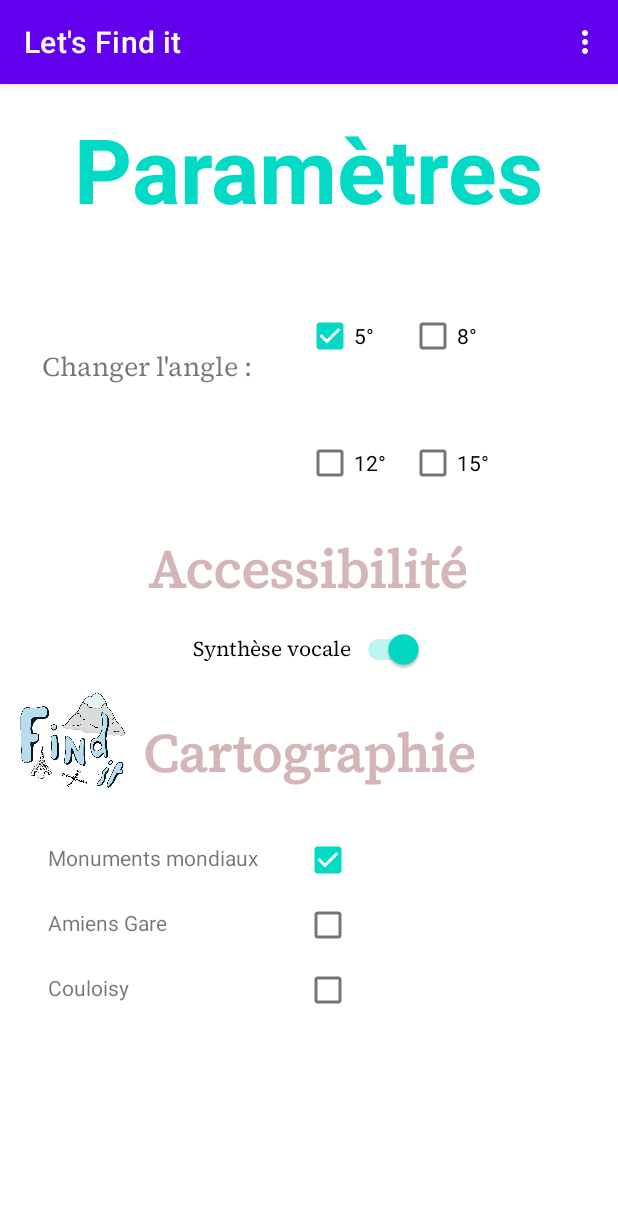
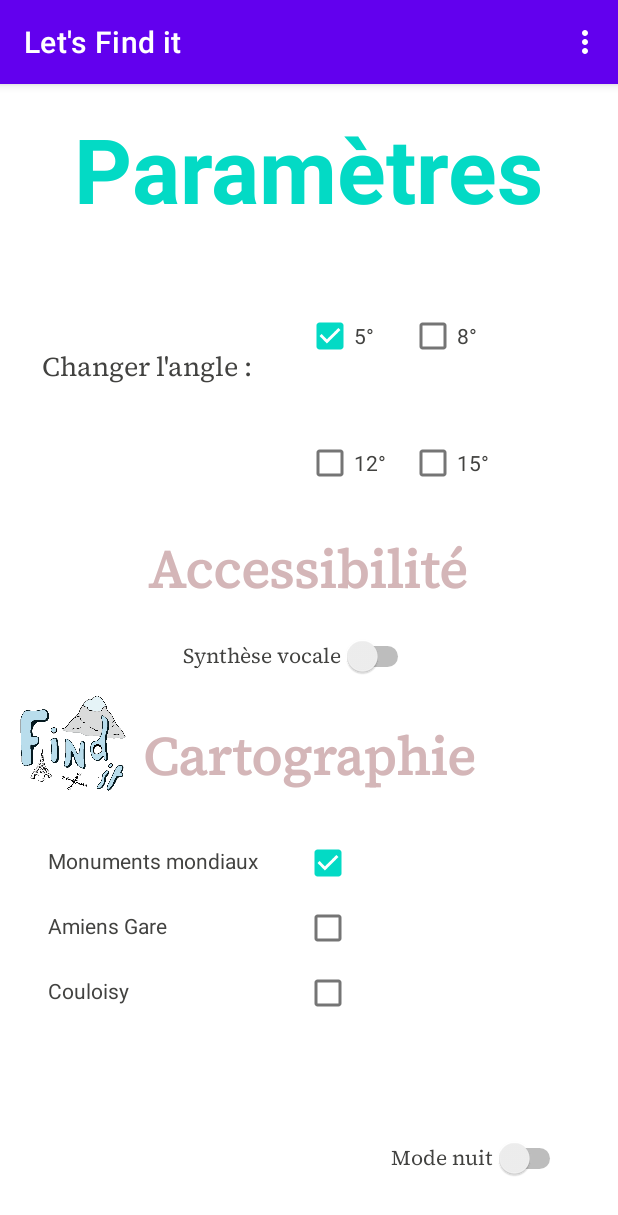
Before and after one commit to Teksonisme/projetS6-app, an Android app: the screen it shows after launch (MenuActivity), in the options menu, after a tap on "Paramètres", on a phone screen of 412 x 824 dp. Shown: the top 1215 px of the screen. Run offline under Robolectric (Android 15) with nearby library versions, the phone set to English and light mode, and no system bars.

Commit message:
Added dark theme and debugged some things

```diff
--- a/app/src/main/java/com/example/orientation_app/Boussole.java
+++ b/app/src/main/java/com/example/orientation_app/Boussole.java
@@ -32,7 +32,6 @@ public class Boussole implements SensorEventListener {
         this.mSensorManager = sensorM;
         this.boussoleView = boussoleView;
         this.angleToNorth = angleToNorth;
-
         start();
     }
 
@@ -88,4 +87,8 @@ public class Boussole implements SensorEventListener {
     public void onAccuracyChanged(Sensor sensor, int accuracy) {
 
     }
+
+    public void changeImage(int imageId){
+        boussoleView.setImageResource(imageId);
+    }
 }
--- a/app/src/main/java/com/example/orientation_app/Config.java
+++ b/app/src/main/java/com/example/orientation_app/Config.java
@@ -2,9 +2,12 @@ package com.example.orientation_app;
 
 public class Config {
 
-    public static boolean isSyntheseActivated = true;
+    public static boolean isSyntheseActivated = false,isIsDarkTheme = false;
     public static double DEFAULT_RESEARCH_ANGLE = 5.;
     public static int REFRESH_MS_CHECK_THREAD = 80;
 
     public static CSVEnum CURRENT_MAP_ID = CSVEnum.MONUMENTS_MONDIAUX;
+
+
+
 }
--- a/app/src/main/java/com/example/orientation_app/MainActivity.java
+++ b/app/src/main/java/com/example/orientation_app/MainActivity.java
@@ -1,6 +1,10 @@
 package com.example.orientation_app;
 
 import android.content.Intent;
+import android.graphics.Canvas;
+import android.graphics.Color;
+import android.graphics.ColorFilter;
+import android.graphics.drawable.Drawable;
 import android.hardware.SensorManager;
 import android.os.Build;
 import android.os.Bundle;
@@ -13,6 +17,8 @@ import android.widget.Button;
 import android.widget.ImageView;
 import android.widget.TextView;
 
+import androidx.annotation.NonNull;
+import androidx.annotation.Nullable;
 import androidx.annotation.RequiresApi;
 import androidx.appcompat.app.AppCompatActivity;
 
@@ -21,18 +27,18 @@ import java.util.List;
 
 public class MainActivity extends AppCompatActivity {
 
-    private ImageView boussoleView;
-    private TextView angleNorth, latitudeHere, longitudeHere, distance, nomInterest, localisationText;
-    private Button updateButton,syntheseButton;
+    private ImageView boussoleView, logo;
+    private TextView angleNorth, latitudeHere, longitudeHere, distance, nomInterest, localisationText,syntheseVocaleText;
+    private Button updateButton, syntheseButton;
 
-
+    public ImageView background;
 
     private ManagerApp manager;
     private Boussole boussole;
 
     private final List<TextView> listTextViews = new ArrayList<>();
 
-    private int requestCode=1;
+    private int requestCode = 1;
 
     @RequiresApi(api = Build.VERSION_CODES.KITKAT)
     @Override
@@ -50,7 +56,6 @@ public class MainActivity extends AppCompatActivity {
         Tracker gpsTracker = new Tracker(this, localisationText);
 
         manager = new ManagerApp(this, boussole, gpsTracker, listTextViews);
-
 
         start();
 
@@ -94,6 +99,8 @@ public class MainActivity extends AppCompatActivity {
     public void onDestroy() {
         super.onDestroy();
         manager.cleanup();
+        boussole.pause();
+
     }
 
     @Override
@@ -108,20 +115,24 @@ public class MainActivity extends AppCompatActivity {
 
     //Change the activity to Param Intent
     public void goToParam() {
-        startActivityForResult(new Intent(MainActivity.this, MenuActivity.class),requestCode);
+        startActivityForResult(new Intent(MainActivity.this, MenuActivity.class), requestCode);
     }
 
     @Override
     protected void onActivityResult(int requestCode, int resultCode, Intent data) {
         super.onActivityResult(requestCode, resultCode, data);
-        if(manager.getLastMapUsed() == data.getExtras().get("MAP_ID") && manager.getLastMapUsed() == data.getExtras().get("ANGLE")){
-            Log.d("Intent comeback","Angle and map unchanged");
-        }
-        else{
-            Log.d("Intent comeback","New Angle"+Config.DEFAULT_RESEARCH_ANGLE+" and map "+Config.CURRENT_MAP_ID.name());
+        if (manager.getLastMapUsed() == data.getExtras().get("MAP_ID") && manager.getLastMapUsed() == data.getExtras().get("ANGLE")) {
+            Log.d("Intent comeback", "Angle and map unchanged");
+        } else {
+            Log.d("Intent comeback", "New Angle" + Config.DEFAULT_RESEARCH_ANGLE + " and map " + Config.CURRENT_MAP_ID.name());
             manager.start();
         }
+        if (Config.isSyntheseActivated) syntheseVocaleText.setText("La synthèse vocale est activée");
+        else syntheseVocaleText.setText("La synthèse vocale est désactivée");
+
+            changeTheme(listTextViews);
     }
+
     public void setUpViews() {
         //boussole related
         boussoleView = findViewById(R.id.boussoleView);
@@ -137,7 +148,46 @@ public class MainActivity extends AppCompatActivity {
 
         //Accessibility related
         syntheseButton = findViewById(R.id.buttonSyntheseVocale);
+        syntheseVocaleText = findViewById(R.id.syntheseVocale);
 
         //UI related
+        background = findViewById(R.id.backgroundMain);
+        logo = findViewById(R.id.logo);
+
+
+        listTextViews.add(findViewById(R.id.textCePointADistance));
+        listTextViews.add(findViewById(R.id.textCePointEst));
+        listTextViews.add(findViewById(R.id.angleText2));
+        listTextViews.add(angleNorth);
+        listTextViews.add(findViewById(R.id.syntheseVocale));
+    }
+
+    public void changeTheme(List<TextView> theViews) {
+
+        int i = 2;
+        // 0, 1, 3, 4 !! Don't change
+        // To Dark Theme
+        if (Config.isIsDarkTheme) {
+            while (i < theViews.size()) {
+                theViews.get(i).setTextColor(Color.WHITE);
+                if (i == 2)
+                    i += 3;
+                else i++;
+            }
+            boussole.changeImage(R.drawable.boussole_darktheme);
+            background.setImageResource(R.drawable.fondnoir);
+            logo.setImageResource(R.drawable.logo_application_toon_darktheme);
+        } else {
+            // To White Theme
+            while (i < theViews.size()) {
+                theViews.get(i).setTextColor(getResources().getColor(R.color.lightGray));
+                if (i == 2)
+                    i += 3;
+                else i++;
+            }
+            boussole.changeImage(R.drawable.boussole);
+            background.setImageResource(R.drawable.fondblanc);
+            logo.setImageResource(R.drawable.logo_application_toon);
+        }
     }
 }
--- a/app/src/main/java/com/example/orientation_app/MenuActivity.java
+++ b/app/src/main/java/com/example/orientation_app/MenuActivity.java
@@ -3,6 +3,7 @@ package com.example.orientation_app;
 import androidx.appcompat.app.AppCompatActivity;
 
 import android.content.Intent;
+import android.graphics.Color;
 import android.os.Bundle;
 import android.util.Log;
 import android.view.Menu;
@@ -10,7 +11,9 @@ import android.view.MenuInflater;
 import android.view.MenuItem;
 import android.view.View;
 import android.widget.CheckBox;
+import android.widget.ImageView;
 import android.widget.Switch;
+import android.widget.TextView;
 
 import java.util.ArrayList;
 import java.util.List;
@@ -18,11 +21,13 @@ import java.util.List;
 public class MenuActivity extends AppCompatActivity {
 
     CheckBox checkAngle5, checkAngle8, checkAngle12, checkAngle15, checkCarte1, checkCarte2, checkCarte3;
-    Switch switchSyntheseVocale;
+    ImageView background,logo;
+    Switch switchSyntheseVocale,switchDarkTheme;
 
     CheckBox lastCheckAngle = null, lastCheckCarte = null;
     List<CheckBox> checkBoxAngleList = new ArrayList<>();
     List<CheckBox> checkBoxCarteList = new ArrayList<>();
+    List<TextView> listNomCarte = new ArrayList<>();
 
     private View.OnClickListener oclCarte = new View.OnClickListener() {
         @Override
@@ -36,6 +41,7 @@ public class MenuActivity extends AppCompatActivity {
             }
             Log.d("Config changed", "Angle = " + Config.DEFAULT_RESEARCH_ANGLE + " Map" + Config.CURRENT_MAP_ID.name());
             lastCheckCarte = vCheck;
+
         }
     };
     private View.OnClickListener oclAngle = new View.OnClickListener() {
@@ -62,6 +68,15 @@ public class MenuActivity extends AppCompatActivity {
         setUpViews();
 
         switchSyntheseVocale.setOnClickListener(v -> Config.isSyntheseActivated = !Config.isSyntheseActivated);
+        switchDarkTheme.setOnClickListener(new View.OnClickListener() {
+            @Override
+            public void onClick(View v) {
+
+                Config.isIsDarkTheme = !Config.isIsDarkTheme;
+                changeTheme();
+            }
+        });
+        changeTheme();
     }
 
     public boolean onCreateOptionsMenu(Menu menu) {
@@ -83,17 +98,26 @@ public class MenuActivity extends AppCompatActivity {
         }
     }
 
-    public void setUpViews() {
+    private void setUpViews() {
         checkBoxAngleList.add(checkAngle5 = findViewById(R.id.checkBox5));
         checkBoxAngleList.add(checkAngle8 = findViewById(R.id.checkBox8));
         checkBoxAngleList.add(checkAngle12 = findViewById(R.id.checkBox12));
         checkBoxAngleList.add(checkAngle15 = findViewById(R.id.checkBox15));
 
         switchSyntheseVocale = findViewById(R.id.switchSyntheseVocale);
+        switchDarkTheme = findViewById(R.id.switchDarkTheme);
 
         checkBoxCarteList.add(checkCarte1 = findViewById(R.id.checkCarte1));
         checkBoxCarteList.add(checkCarte2 = findViewById(R.id.checkCarte2));
         checkBoxCarteList.add(checkCarte3 = findViewById(R.id.checkCarte3));
+
+        listNomCarte.add(findViewById(R.id.textChangeAngle));
+        listNomCarte.add(findViewById(R.id.textNomCarte1));
+        listNomCarte.add(findViewById(R.id.textNomCarte2));
+        listNomCarte.add(findViewById(R.id.textNomCarte3));
+
+        background = findViewById(R.id.backgroundMenu);
+        logo = findViewById(R.id.logoMenu);
 
         for (CheckBox checkBox : checkBoxAngleList) {
             checkBox.setOnClickListener(oclAngle);
@@ -113,19 +137,19 @@ public class MenuActivity extends AppCompatActivity {
         checkCurrentConfigState();
     }
 
-    public void automaticUncheckAngle() {
+    private void automaticUncheckAngle() {
         for (CheckBox checkBox : checkBoxAngleList) {
             checkBox.setChecked(false);
         }
     }
 
-    public void automaticUncheckCarte() {
+    private void automaticUncheckCarte() {
         for (CheckBox checkBox : checkBoxCarteList) {
             checkBox.setChecked(false);
         }
     }
 
-    public void onCheckboxClicked(View view) {
+    private void onCheckboxClicked(View view) {
         boolean isItChecked = ((CheckBox) view).isChecked();
 
         switch (view.getId()) {
@@ -184,9 +208,53 @@ public class MenuActivity extends AppCompatActivity {
         }
     }
 
-    public void checkCurrentConfigState() {
+    private void checkCurrentConfigState() {
         if (Config.isSyntheseActivated) {
             switchSyntheseVocale.setChecked(true);
         }
+        if(Config.isIsDarkTheme){
+            switchDarkTheme.setChecked(true);
+        }
+    }
+    private void changeTheme(){
+        int i = 0;
+
+
+        if(Config.isIsDarkTheme){
+            int color = getResources().getColor(R.color.white);
+            //Dark Theme
+            while(i < checkBoxAngleList.size()){
+
+                checkBoxAngleList.get(i).setTextColor(color);
+                i++;
+            }
+            i=0;
+            while(i < listNomCarte.size()){
+                listNomCarte.get(i).setTextColor(color);
+                i++;
+            }
+            background.setImageResource(R.drawable.fondnoir);
+            switchDarkTheme.setTextColor(color);
+            switchSyntheseVocale.setTextColor(color);
+            logo.setImageResource(R.drawable.logo_application_toon_darktheme);
+        }else{
+            int color = getResources().getColor(R.color.lightGray);
+            //White Theme
+            while(i < checkBoxAngleList.size()){
+
+                checkBoxAngleList.get(i).setTextColor(color);
+                i++;
+            }
+            i=0;
+            while(i < listNomCarte.size()){
+                listNomCarte.get(i).setTextColor(color);
+                i++;
+            }
+            background.setImageResource(R.drawable.fondblanc);
+            switchDarkTheme.setTextColor(color);
+            switchSyntheseVocale.setTextColor(color);
+            logo.setImageResource(R.drawable.logo_application_toon);
+        }
+
     }
 }
--- a/app/src/main/java/com/example/orientation_app/Tracker.java
+++ b/app/src/main/java/com/example/orientation_app/Tracker.java
@@ -53,6 +53,7 @@ public class Tracker extends Service implements LocationListener {
 
             if (!isGPSEnabled && !isNetworkEnabled) {
 
+                localisationText.setText("La localisation est désactivée");
             } else {
                 this.canGetLocation = true;
                 if (isNetworkEnabled) {
@@ -95,6 +96,7 @@ public class Tracker extends Service implements LocationListener {
                         }
                     }
                 }
+                localisationText.setText("La localisation est activée");
             }
         } catch (Exception e) {
             e.printStackTrace();
--- a/app/src/main/res/layout/activity_menu.xml
+++ b/app/src/main/res/layout/activity_menu.xml
@@ -7,25 +7,23 @@
     tools:context=".MenuActivity">
 
     <ImageView
-        android:id="@+id/background3"
-        android:layout_width="411dp"
-        android:layout_height="717dp"
+        android:id="@+id/backgroundMenu"
+        android:layout_width="1000dp"
+        android:layout_height="1000dp"
         android:contentDescription="TODO"
         app:layout_constraintBottom_toBottomOf="parent"
         app:layout_constraintEnd_toEndOf="parent"
-        app:layout_constraintHorizontal_bias="0.0"
         app:layout_constraintStart_toStartOf="parent"
         app:layout_constraintTop_toTopOf="parent"
-        app:layout_constraintVertical_bias="0.0"
         app:srcCompat="@drawable/fondblanc" />
 
     <ImageView
-        android:id="@+id/imageView"
+        android:id="@+id/logoMenu"
         android:layout_width="73dp"
         android:layout_height="65dp"
         android:layout_marginTop="350dp"
         android:layout_marginBottom="36dp"
-        app:layout_constraintBottom_toTopOf="@+id/textView9"
+        app:layout_constraintBottom_toTopOf="@+id/textNomCarte1"
         app:layout_constraintEnd_toStartOf="@+id/textView7"
         app:layout_constraintHorizontal_bias="0.533"
         app:layout_constraintStart_toStartOf="parent"
@@ -34,7 +32,7 @@
         app:srcCompat="@drawable/logo_application_toon" />
 
     <TextView
-        android:id="@+id/textView4"
+        android:id="@+id/textChangeAngle"
         android:layout_width="wrap_content"
         android:layout_height="wrap_content"
         android:layout_marginStart="28dp"
@@ -57,10 +55,24 @@
         android:text="@string/synth_se_vocale"
         app:layout_constraintBottom_toBottomOf="parent"
         app:layout_constraintEnd_toEndOf="parent"
-        app:layout_constraintHorizontal_bias="0.498"
+        app:layout_constraintHorizontal_bias="0.473"
         app:layout_constraintStart_toStartOf="parent"
         app:layout_constraintTop_toBottomOf="@+id/textView6"
-        app:layout_constraintVertical_bias="0.0" />
+        app:layout_constraintVertical_bias="0.013" />
+
+    <Switch
+        android:id="@+id/switchDarkTheme"
+        android:layout_width="wrap_content"
+        android:layout_height="wrap_content"
+        android:layout_marginTop="15dp"
+        android:fontFamily="@font/source_serif_pro"
+        android:text="Mode nuit"
+        app:layout_constraintBottom_toBottomOf="parent"
+        app:layout_constraintEnd_toEndOf="parent"
+        app:layout_constraintHorizontal_bias="0.882"
+        app:layout_constraintStart_toStartOf="parent"
+        app:layout_constraintTop_toBottomOf="@+id/textView6"
+        app:layout_constraintVertical_bias="0.899" />
 
     <TextView
         android:id="@+id/textView5"
@@ -121,7 +133,7 @@
         app:layout_constraintBottom_toTopOf="@+id/checkBox12"
         app:layout_constraintEnd_toStartOf="@+id/checkBox8"
         app:layout_constraintHorizontal_bias="0.571"
-        app:layout_constraintStart_toEndOf="@+id/textView4"
+        app:layout_constraintStart_toEndOf="@+id/textChangeAngle"
         app:layout_constraintTop_toBottomOf="@+id/textView5"
         app:layout_constraintVertical_bias="0.444" />
 
@@ -136,10 +148,11 @@
         android:layout_marginBottom="24dp"
         android:contentDescription="12"
         android:text="@string/_12"
+        android:textColor="#D54F4F"
         app:layout_constraintBottom_toTopOf="@+id/textView6"
         app:layout_constraintEnd_toStartOf="@+id/checkBox15"
         app:layout_constraintHorizontal_bias="0.567"
-        app:layout_constraintStart_toEndOf="@+id/textView4" />
+        app:layout_constraintStart_toEndOf="@+id/textChangeAngle" />
 
     <CheckBox
         android:id="@+id/checkBox15"
@@ -172,7 +185,7 @@
         app:layout_constraintVertical_bias="0.444" />
 
     <TextView
-        android:id="@+id/textView9"
+        android:id="@+id/textNomCarte1"
         android:layout_width="wrap_content"
         android:layout_height="wrap_content"
         android:layout_marginStart="32dp"
@@ -183,7 +196,7 @@
         app:layout_constraintTop_toBottomOf="@+id/textView7" />
 
     <TextView
-        android:id="@+id/textView10"
+        android:id="@+id/textNomCarte3"
         android:layout_width="wrap_content"
         android:layout_height="wrap_content"
         android:layout_marginStart="32dp"
@@ -191,10 +204,10 @@
         android:layout_marginTop="24dp"
         android:text="Couloisy"
         app:layout_constraintStart_toStartOf="parent"
-        app:layout_constraintTop_toBottomOf="@+id/textView11" />
+        app:layout_constraintTop_toBottomOf="@+id/textNomCarte2" />
 
     <TextView
-        android:id="@+id/textView11"
+        android:id="@+id/textNomCarte2"
         android:layout_width="wrap_content"
         android:layout_height="wrap_content"
         android:layout_marginStart="32dp"
@@ -202,7 +215,7 @@
         android:layout_marginTop="24dp"
         android:text="Amiens Gare"
         app:layout_constraintStart_toStartOf="parent"
-        app:layout_constraintTop_toBottomOf="@+id/textView9" />
+        app:layout_constraintTop_toBottomOf="@+id/textNomCarte1" />
 
     <CheckBox
         android:id="@+id/checkCarte1"
@@ -212,7 +225,7 @@
         android:layout_marginLeft="32dp"
         android:layout_marginTop="32dp"
         android:contentDescription="MONUMENTS_MONDIAUX"
-        app:layout_constraintStart_toEndOf="@+id/textView9"
+        app:layout_constraintStart_toEndOf="@+id/textNomCarte1"
         app:layout_constraintTop_toBottomOf="@+id/textView7" />
 
     <CheckBox
@@ -223,7 +236,7 @@
         android:layout_marginLeft="32dp"
         android:layout_marginTop="14dp"
         android:contentDescription="AMIENS_GARE"
-        app:layout_constraintStart_toEndOf="@+id/textView9"
+        app:layout_constraintStart_toEndOf="@+id/textNomCarte1"
         app:layout_constraintTop_toBottomOf="@+id/checkCarte1" />
 
     <CheckBox
@@ -234,7 +247,7 @@
         android:layout_marginLeft="32dp"
         android:layout_marginTop="14dp"
         android:contentDescription="COULOISY"
-        app:layout_constraintStart_toEndOf="@+id/textView9"
+        app:layout_constraintStart_toEndOf="@+id/textNomCarte1"
         app:layout_constraintTop_toBottomOf="@+id/checkCarte2" />
 
 </androidx.constraintlayout.widget.ConstraintLayout>
--- a/app/src/main/res/values/colors.xml
+++ b/app/src/main/res/values/colors.xml
@@ -6,6 +6,7 @@
     <color name="teal_200">#FF03DAC5</color>
     <color name="teal_700">#FF018786</color>
     <color name="black">#FF000000</color>
+    <color name="lightGray">#424240</color>
     <color name="white">#FFFFFFFF</color>
     <color name="rose_pale">#d4b6b8</color>
     <color name="bleu_clair">#d5e9eb</color>
```
Also changed, not shown: app/src/main/java/com/example/orientation_app/Interest.java (+21 -8 lines), app/src/main/java/com/example/orientation_app/ManagerApp.java (+15 -9 lines), app/src/main/res/layout/activity_main.xml (+10 -12 lines), app/src/main/res/drawable/boussole.jpg (renamed from app/src/main/res/drawable/logo_la_bouss_2020_avatar.jpg), app/src/main/res/drawable/boussole_darktheme.jpg (added), app/src/main/res/drawable/fondblanc.png, app/src/main/res/drawable/fondnoir.png (added), app/src/main/res/drawable/logo_application_toon_darktheme.png (added).
